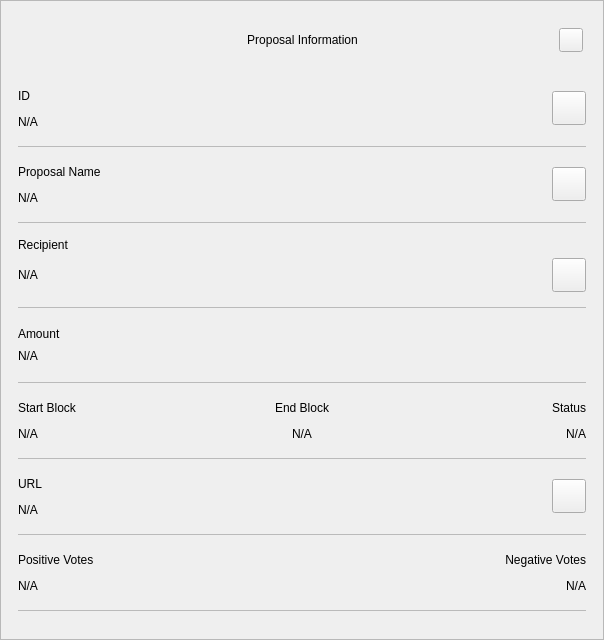
cimelli/RpdSource, file src/qt/rpdchain/forms/proposalinfodialog.ui: the form before one commit.
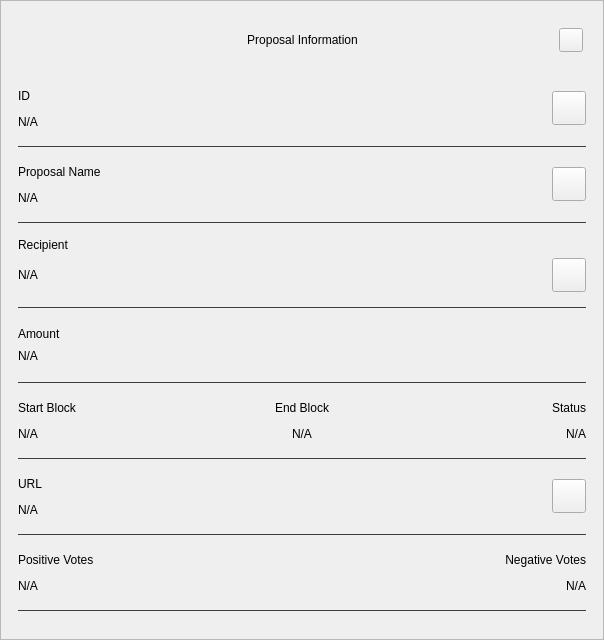
The form after the commit.

Diff of the .ui file:
```diff
--- a/src/qt/rpdchain/forms/proposalinfodialog.ui
+++ b/src/qt/rpdchain/forms/proposalinfodialog.ui
@@ -218,8 +218,8 @@
              <rect>
               <x>0</x>
               <y>0</y>
-              <width>585</width>
-              <height>601</height>
+              <width>604</width>
+              <height>439</height>
              </rect>
             </property>
             <property name="autoFillBackground">
@@ -334,7 +334,7 @@
                    </size>
                   </property>
                   <property name="styleSheet">
-                   <string notr="true">background-color:#bababa;</string>
+                   <string notr="true">background-color:#3c3c3b;</string>
                   </property>
                   <property name="text">
                    <string/>
@@ -414,7 +414,7 @@
                    </size>
                   </property>
                   <property name="styleSheet">
-                   <string notr="true">background-color:#bababa;</string>
+                   <string notr="true">background-color:#3c3c3b;</string>
                   </property>
                   <property name="text">
                    <string/>
@@ -496,7 +496,7 @@
                    </size>
                   </property>
                   <property name="styleSheet">
-                   <string notr="true">background-color:#bababa;</string>
+                   <string notr="true">background-color:#3c3c3b;</string>
                   </property>
                   <property name="text">
                    <string/>
@@ -562,27 +562,27 @@
                      <colorrole role="Button">
                       <brush brushstyle="SolidPattern">
                        <color alpha="255">
-                        <red>186</red>
-                        <green>186</green>
-                        <blue>186</blue>
+                        <red>209</red>
+                        <green>213</green>
+                        <blue>219</blue>
                        </color>
                       </brush>
                      </colorrole>
                      <colorrole role="Base">
                       <brush brushstyle="SolidPattern">
                        <color alpha="255">
-                        <red>186</red>
-                        <green>186</green>
-                        <blue>186</blue>
+                        <red>209</red>
+                        <green>213</green>
+                        <blue>219</blue>
                        </color>
                       </brush>
                      </colorrole>
                      <colorrole role="Window">
                       <brush brushstyle="SolidPattern">
                        <color alpha="255">
-                        <red>186</red>
-                        <green>186</green>
-                        <blue>186</blue>
+                        <red>209</red>
+                        <green>213</green>
+                        <blue>219</blue>
                        </color>
                       </brush>
                      </colorrole>
@@ -591,27 +591,27 @@
                      <colorrole role="Button">
                       <brush brushstyle="SolidPattern">
                        <color alpha="255">
-                        <red>186</red>
-                        <green>186</green>
-                        <blue>186</blue>
+                        <red>209</red>
+                        <green>213</green>
+                        <blue>219</blue>
                        </color>
                       </brush>
                      </colorrole>
                      <colorrole role="Base">
                       <brush brushstyle="SolidPattern">
                        <color alpha="255">
-                        <red>186</red>
-                        <green>186</green>
-                        <blue>186</blue>
+                        <red>209</red>
+                        <green>213</green>
+                        <blue>219</blue>
                        </color>
                       </brush>
                      </colorrole>
                      <colorrole role="Window">
                       <brush brushstyle="SolidPattern">
                        <color alpha="255">
-                        <red>186</red>
-                        <green>186</green>
-                        <blue>186</blue>
+                        <red>209</red>
+                        <green>213</green>
+                        <blue>219</blue>
                        </color>
                       </brush>
                      </colorrole>
@@ -620,27 +620,27 @@
                      <colorrole role="Button">
                       <brush brushstyle="SolidPattern">
                        <color alpha="255">
-                        <red>186</red>
-                        <green>186</green>
-                        <blue>186</blue>
+                        <red>209</red>
+                        <green>213</green>
+                        <blue>219</blue>
                        </color>
                       </brush>
                      </colorrole>
                      <colorrole role="Base">
                       <brush brushstyle="SolidPattern">
                        <color alpha="255">
-                        <red>186</red>
-                        <green>186</green>
-                        <blue>186</blue>
+                        <red>209</red>
+                        <green>213</green>
+                        <blue>219</blue>
                        </color>
                       </brush>
                      </colorrole>
                      <colorrole role="Window">
                       <brush brushstyle="SolidPattern">
                        <color alpha="255">
-                        <red>186</red>
-                        <green>186</green>
-                        <blue>186</blue>
+                        <red>209</red>
+                        <green>213</green>
+                        <blue>219</blue>
                        </color>
                       </brush>
                      </colorrole>
@@ -648,7 +648,7 @@
                    </palette>
                   </property>
                   <property name="styleSheet">
-                   <string notr="true">background-color:#bababa;</string>
+                   <string notr="true">background-color:#3c3c3b;</string>
                   </property>
                   <property name="text">
                    <string/>
@@ -754,7 +754,7 @@
                    </size>
                   </property>
                   <property name="styleSheet">
-                   <string notr="true">background-color:#bababa;</string>
+                   <string notr="true">background-color:#3c3c3b;</string>
                   </property>
                   <property name="text">
                    <string/>
@@ -834,7 +834,7 @@
                    </size>
                   </property>
                   <property name="styleSheet">
-                   <string notr="true">background-color:#bababa;</string>
+                   <string notr="true">background-color:#3c3c3b;</string>
                   </property>
                   <property name="text">
                    <string/>
@@ -931,7 +931,7 @@
                    </size>
                   </property>
                   <property name="styleSheet">
-                   <string notr="true">background-color:#bababa;</string>
+                   <string notr="true">background-color:#3c3c3b;</string>
                   </property>
                   <property name="text">
                    <string/>
```
